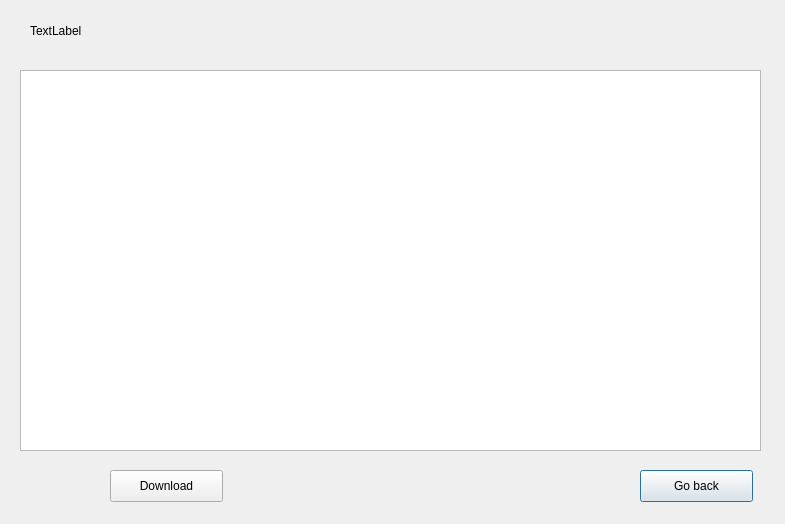
This is Ui/FilePoolUi.ui in grinningGrace/SigmaU as Qt 5 draws it before an edit. The edited form follows.
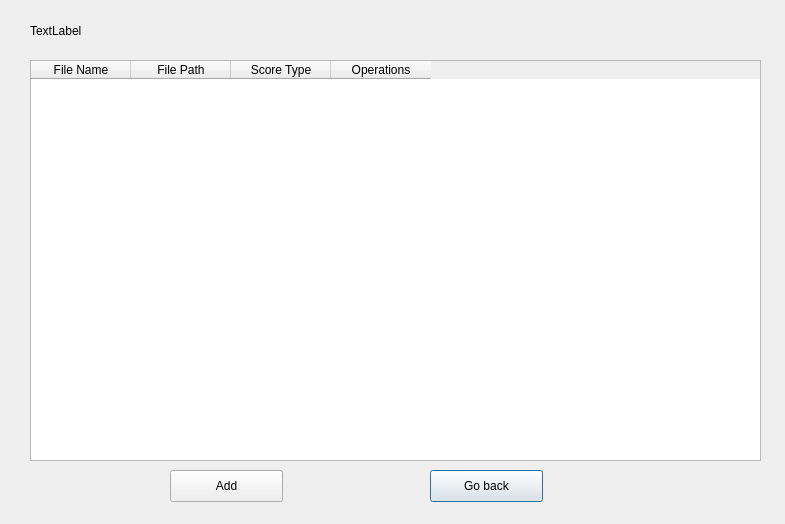
This is the edited form.

Commit message: File Pool Ui Finished

```diff
--- a/Ui/FilePoolUi.ui
+++ b/Ui/FilePoolUi.ui
@@ -29,7 +29,7 @@
   <widget class="QPushButton" name="pushButton">
    <property name="geometry">
     <rect>
-     <x>640</x>
+     <x>430</x>
      <y>470</y>
      <width>113</width>
      <height>32</height>
@@ -39,29 +39,49 @@
     <string>Go back</string>
    </property>
   </widget>
-  <widget class="QTableView" name="tableView">
-   <property name="geometry">
-    <rect>
-     <x>20</x>
-     <y>70</y>
-     <width>741</width>
-     <height>381</height>
-    </rect>
-   </property>
-  </widget>
   <widget class="QPushButton" name="pushButton_2">
    <property name="geometry">
     <rect>
-     <x>110</x>
+     <x>170</x>
      <y>470</y>
      <width>113</width>
      <height>32</height>
     </rect>
    </property>
    <property name="text">
-    <string>Download</string>
+    <string>Add</string>
    </property>
   </widget>
+  <widget class="QTableWidget" name="tableWidget">
+   <property name="geometry">
+    <rect>
+     <x>30</x>
+     <y>60</y>
+     <width>731</width>
+     <height>401</height>
+    </rect>
+   </property>
+   <column>
+    <property name="text">
+     <string>File Name</string>
+    </property>
+   </column>
+   <column>
+    <property name="text">
+     <string>File Path</string>
+    </property>
+   </column>
+   <column>
+    <property name="text">
+     <string>Score Type</string>
+    </property>
+   </column>
+   <column>
+    <property name="text">
+     <string>Operations</string>
+    </property>
+   </column>
+  </widget>
  </widget>
  <resources/>
  <connections/>
```
The commit also changes 4 other files.
